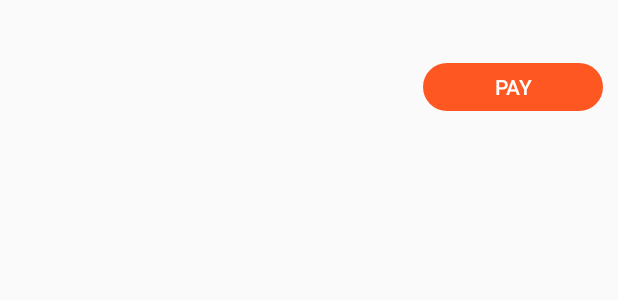
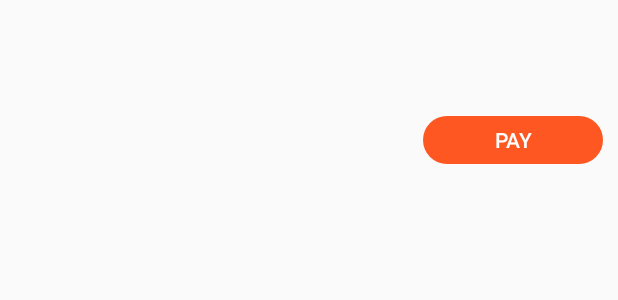
Before and after one commit to exzray/maya_a_home, an Android app: the layout item_progress.xml on its own in the app's theme, with its tools: preview values and no code run, on a phone screen of 412 x 824 dp. Shown: the top 300 px of the screen. Run offline under Robolectric (Android 15) with nearby library versions, the phone set to English and light mode, and no system bars.

Commit message:
initial commit

```diff
--- a/app/src/main/AndroidManifest.xml
+++ b/app/src/main/AndroidManifest.xml
@@ -13,7 +13,7 @@
         android:roundIcon="@mipmap/ic_launcher_round"
         android:supportsRtl="true"
         android:theme="@style/AppTheme">
-        <activity android:name=".UploadReceiptActivity"></activity>
+        <activity android:name=".UploadReceiptActivity"/>
         <activity android:name=".MainAdminActivity" />
 
         <service
--- a/app/src/main/java/com/afiq/myapplication/UploadReceiptActivity.java
+++ b/app/src/main/java/com/afiq/myapplication/UploadReceiptActivity.java
@@ -10,5 +10,7 @@ public class UploadReceiptActivity extends AppCompatActivity {
     protected void onCreate(Bundle savedInstanceState) {
         super.onCreate(savedInstanceState);
         setContentView(R.layout.activity_upload_receipt);
+
+        setTitle("Upload Receipt");
     }
 }
--- a/app/src/main/java/com/afiq/myapplication/adapters/ProgressAdapter.java
+++ b/app/src/main/java/com/afiq/myapplication/adapters/ProgressAdapter.java
@@ -65,7 +65,7 @@ public class ProgressAdapter extends RecyclerView.Adapter<ProgressAdapter.VH> {
 
             binding.pay.setText(getPayText(data));
             binding.pay.setOnClickListener(v -> actionItemProgress.onClick(data));
-            binding.pay.setVisibility(data.getActive() ? View.VISIBLE : View.INVISIBLE);
+            binding.pay.setVisibility(data.getActive() ? View.VISIBLE : View.GONE);
             binding.pay.setBackground(ContextCompat.getDrawable(itemView.getContext(), getPayDrawable(data)));
 
             binding.payment.setText(payment);
--- a/app/src/main/res/layout/item_progress.xml
+++ b/app/src/main/res/layout/item_progress.xml
@@ -14,31 +14,44 @@
         android:textColor="@color/blue_grey_700"
         android:textSize="16sp" />
 
-    <Button
-        android:id="@+id/pay"
-        android:layout_width="120dp"
-        android:layout_height="32dp"
+    <LinearLayout
+        android:layout_width="match_parent"
+        android:layout_height="wrap_content"
         android:layout_below="@id/description"
-        android:layout_alignParentEnd="true"
-        android:layout_marginTop="4dp"
-        android:background="@drawable/button_unpay"
-        android:stateListAnimator="@null"
-        android:text="@string/text_pay"
-        android:textColor="@color/white" />
+        android:layout_marginTop="10dp"
+        android:orientation="vertical">
 
-    <TextView
-        android:id="@+id/note"
-        android:layout_width="wrap_content"
-        android:layout_height="wrap_content"
-        android:layout_alignBaseline="@id/pay"
-        android:layout_alignParentEnd="true"
-        android:text="@string/text_unvailable"
-        android:visibility="gone" />
+        <LinearLayout
+            android:layout_width="match_parent"
+            android:layout_height="wrap_content"
+            android:orientation="horizontal"
+            android:weightSum="2">
 
-    <TextView
-        android:id="@+id/payment"
-        android:layout_width="wrap_content"
-        android:layout_height="wrap_content"
-        android:layout_alignBaseline="@id/pay"
-        android:layout_alignParentStart="true" />
+            <TextView
+                android:id="@+id/payment"
+                android:layout_width="0dp"
+                android:layout_height="wrap_content"
+                android:layout_weight="1" />
+
+            <TextView
+                android:id="@+id/note"
+                android:layout_width="0dp"
+                android:layout_height="wrap_content"
+                android:layout_weight="1"
+                android:text="@string/text_unvailable"
+                android:textAlignment="viewEnd"
+                android:visibility="gone" />
+        </LinearLayout>
+
+        <Button
+            android:id="@+id/pay"
+            android:layout_width="120dp"
+            android:layout_height="32dp"
+            android:layout_gravity="end"
+            android:layout_marginTop="10dp"
+            android:background="@drawable/button_unpay"
+            android:stateListAnimator="@null"
+            android:text="@string/text_pay"
+            android:textColor="@color/white" />
+    </LinearLayout>
 </RelativeLayout>
--- a/app/src/main/res/values/strings.xml
+++ b/app/src/main/res/values/strings.xml
@@ -13,4 +13,5 @@
     <string name="text_profile">Profile</string>
     <string name="text_pay">pay</string>
     <string name="text_unvailable">Not available yet!</string>
+    <string name="text_total_payment">RM 20000</string>
 </resources>
```
Also changed, not shown: app/src/main/java/com/afiq/myapplication/ProjectActivity.java (+9 -0 lines), app/src/main/res/layout/activity_project.xml (+21 -5 lines).
